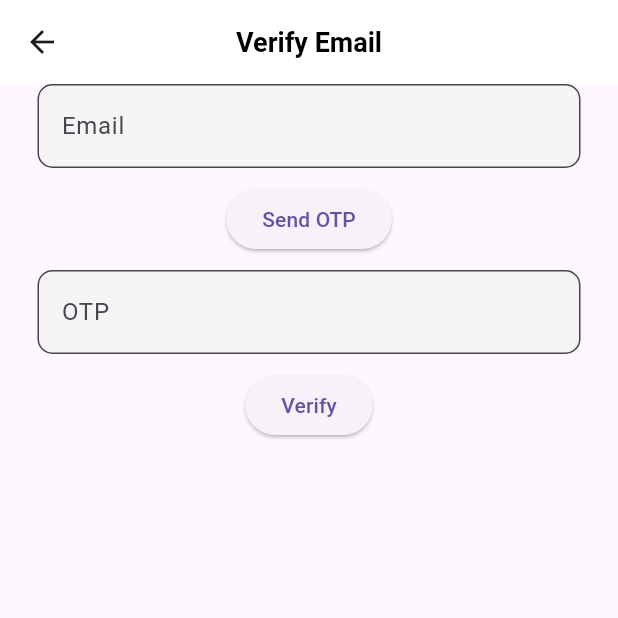
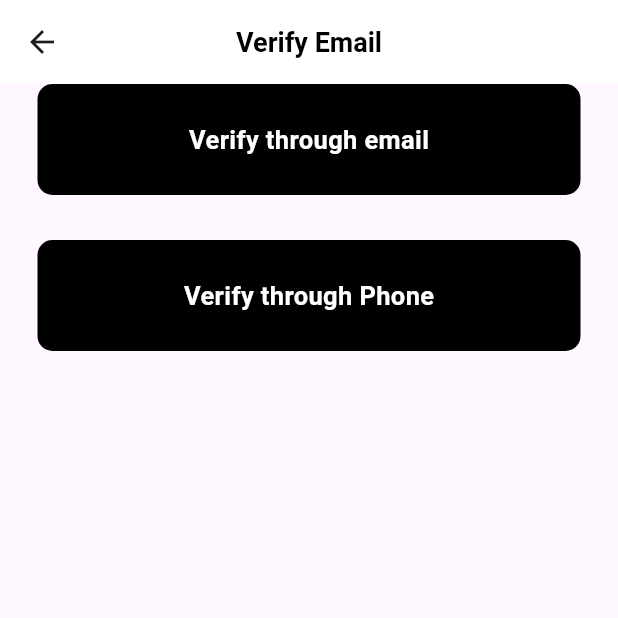
Before and after one commit to RisingPhoenix2004/llm_stethoscope, a Flutter app: the MyRegister screen opened by its route, after a tap on the "arrow forward" icon, on a phone screen of 412 x 824 dp, the top half of it. Run offline on Flutter 3.47's test engine with Material 3 defaults, Android fonts, the phone set to English and light mode, and no system bars; our stand-ins replace cloud_firestore, firebase_auth, firebase_core; missing offline and left inert: email_otp, firebase_app_check; accounts and stored records are empty; network calls fail.

Commit message:
phone verify done

```diff
--- a/lib/emailverify.dart
+++ b/lib/emailverify.dart
@@ -1,5 +1,6 @@
 import 'package:email_otp/email_otp.dart';
 import 'package:flutter/material.dart';
+import 'package:llm_stethoscope/home.dart';
 class MyEmailVerify extends StatefulWidget {
   const MyEmailVerify({super.key});
 
@@ -105,6 +106,7 @@ class _MyEmailVerifyState extends State<MyEmailVerify> {
                     content: Text('OTP is verified'),
                     backgroundColor: Colors.green,
                   ));
+                  Navigator.push(context, MaterialPageRoute(builder: (context)=>MyHome()));
                 }
               else
                 {
--- a/lib/main.dart
+++ b/lib/main.dart
@@ -4,6 +4,7 @@ import 'package:flutter/material.dart';
 import 'package:llm_stethoscope/login.dart';
 import 'package:llm_stethoscope/register.dart';
 import 'firebase_options.dart';
+import 'package:firebase_app_check/firebase_app_check.dart';
 
 void main()
 async{
@@ -11,6 +12,7 @@ async{
   await Firebase.initializeApp(
     options: DefaultFirebaseOptions.currentPlatform,
   );
+  await FirebaseAppCheck.instance.activate();
   runApp(MaterialApp(
     debugShowCheckedModeBanner: false,
     initialRoute: 'login',
--- /dev/null
+++ b/lib/middle.dart
@@ -0,0 +1,84 @@
+import 'package:flutter/material.dart';
+import 'package:llm_stethoscope/emailverify.dart';
+import 'package:llm_stethoscope/phoneverify.dart';
+
+class MyMiddle extends StatefulWidget {
+  const MyMiddle({super.key});
+
+  @override
+  State<MyMiddle> createState() => _MyMiddleState();
+}
+
+class _MyMiddleState extends State<MyMiddle> {
+  @override
+  Widget build(BuildContext context) {
+    return Scaffold(
+      appBar: AppBar(
+        title: Text(
+          'Verify Email',
+          style: TextStyle(
+            color: Colors.black,
+            fontWeight: FontWeight.bold,
+            fontSize: 18,
+          ),
+        ),
+        backgroundColor: Colors.white,
+        elevation: 0,
+        centerTitle: true,
+      ),
+      body: Center(
+        child: Column(
+          children: [
+            GestureDetector(
+              onTap:(){
+                Navigator.push(context, MaterialPageRoute(builder: (context)=>MyEmailVerify()));
+              } ,
+              child: Container(
+                padding: const EdgeInsets.all(25),
+                margin: const EdgeInsets.symmetric(horizontal: 25),
+                decoration: BoxDecoration(
+                  color: Colors.black,
+                  borderRadius: BorderRadius.circular(10),
+                ),
+                child: const Center(
+                  child: Text(
+                    "Verify through email",
+                    style: TextStyle(
+                      color: Colors.white,
+                      fontSize: 17,
+                      fontWeight: FontWeight.bold,
+                    ),
+                  ),
+                ),
+              ),
+            ),
+            SizedBox(height: 30,),
+            GestureDetector(
+              onTap:(){
+                Navigator.push(context, MaterialPageRoute(builder: (context)=>MyPhoneVerify()));
+              } ,
+              child: Container(
+                padding: const EdgeInsets.all(25),
+                margin: const EdgeInsets.symmetric(horizontal: 25),
+                decoration: BoxDecoration(
+                  color: Colors.black,
+                  borderRadius: BorderRadius.circular(10),
+                ),
+                child: const Center(
+                  child: Text(
+                    "Verify through Phone",
+                    style: TextStyle(
+                      color: Colors.white,
+                      fontSize: 17,
+                      fontWeight: FontWeight.bold,
+                    ),
+                  ),
+                ),
+              ),
+            ),
+          ],
+        ),
+      ),
+    );
+  }
+}
--- a/lib/register.dart
+++ b/lib/register.dart
@@ -4,6 +4,7 @@ import 'package:flutter/material.dart';
 import 'package:llm_stethoscope/auth.dart';
 import 'package:llm_stethoscope/emailverify.dart';
 import 'package:llm_stethoscope/home.dart';
+import 'package:llm_stethoscope/middle.dart';
 
 import 'login.dart';
 
@@ -150,7 +151,7 @@ class _MyRegisterState extends State<MyRegister> {
                             child: GestureDetector(
                               child: IconButton(
                                 color: Colors.white,
-                                onPressed: (){Navigator.push(context, MaterialPageRoute(builder: (context)=>MyEmailVerify()));},
+                                onPressed: (){Navigator.push(context, MaterialPageRoute(builder: (context)=>MyMiddle()));},
                                 // onPressed: (){registerUser(email :emailcontroller.text, password: passwordcontroller.text, username: usernamecontroller.text, phone :phonenumbercontroller.text,);},
                                 icon: Icon(Icons.arrow_forward),
                               ),
--- a/pubspec.yaml
+++ b/pubspec.yaml
@@ -41,6 +41,7 @@ dependencies:
   cloud_firestore: ^4.8.2
   firebase_storage: ^11.2.4
   email_otp: ^2.1.2
+  firebase_app_check: ^0.2.2+1
 
 dev_dependencies:
   flutter_test:
```
Also changed, not shown: lib/mobileotpscreen.dart (added, +81 -0 lines), lib/phoneverify.dart (added, +90 -0 lines), pubspec.lock, 2 other files.
